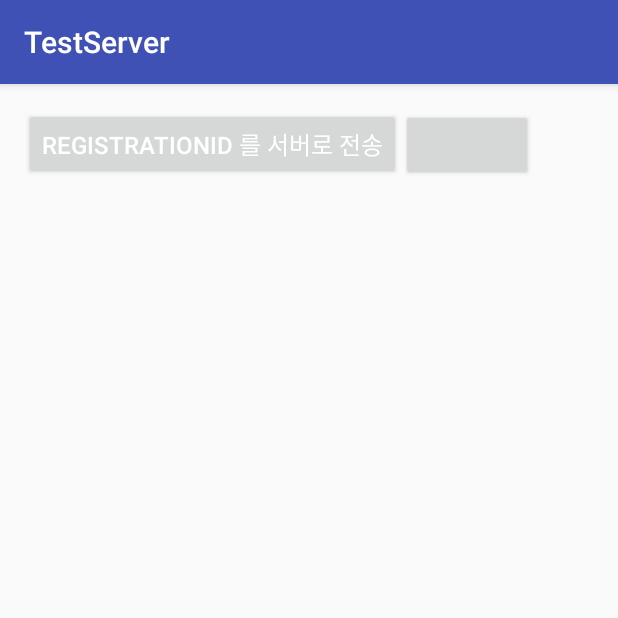
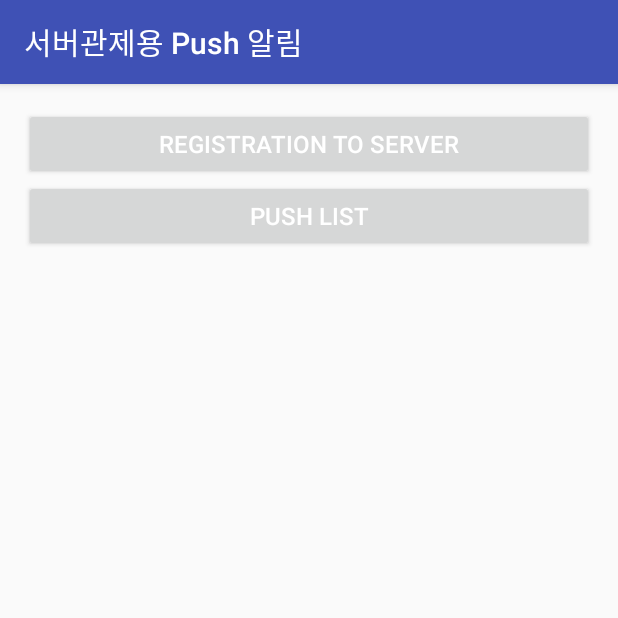
Before and after one commit to jushin17/ictdev2, an Android app: the screen it shows after launch (MainActivity), on a phone screen of 412 x 824 dp, the top half of it. Run offline under Robolectric (Android 15) with nearby library versions, the phone set to English and light mode, and no system bars; 6 statements that could not run were skipped.

```diff
--- a/app/build.gradle
+++ b/app/build.gradle
@@ -7,7 +7,7 @@ android {
 
     defaultConfig {
         applicationId "com.example.user.testserver"
-        minSdkVersion 21
+        minSdkVersion 15
         targetSdkVersion 23
         versionCode 1
         versionName "1.0"
--- a/app/src/main/java/com/example/user/testserver/GCMIntentService.java
+++ b/app/src/main/java/com/example/user/testserver/GCMIntentService.java
@@ -77,13 +77,13 @@ public class GCMIntentService extends IntentService {
                 this.getSystemService(Context.NOTIFICATION_SERVICE);
 
         PendingIntent contentIntent = PendingIntent.getActivity(this, 0,
-                new Intent(this, GcmPopupActivity.class), 0);
+                new Intent(this, PushListActivity.class), 0);
 
         NotificationCompat.Builder mBuilder =
                 null;
         try {
             mBuilder = (NotificationCompat.Builder) new NotificationCompat.Builder(this)
-                    .setVisibility(NotificationCompat.VISIBILITY_PUBLIC)
+                    //.setVisibility(NotificationCompat.VISIBILITY_PUBLIC)
                     .setSmallIcon(R.mipmap.shinhanlogo)
                     .setContentTitle(URLDecoder.decode(extras.getString(TITLE_EXTRA_KEY), "UTF-8"))
                     .setStyle(new NotificationCompat.BigTextStyle()
--- a/app/src/main/java/com/example/user/testserver/ListViewAdapter.java
+++ b/app/src/main/java/com/example/user/testserver/ListViewAdapter.java
@@ -79,4 +79,10 @@ public class ListViewAdapter extends BaseAdapter {
 
         listViewItemList.add(item);
     }
+
+    public void clearItem() {
+        this.listViewItemList.clear();
+        this.notifyDataSetChanged();
+    }
+
 }
--- a/app/src/main/res/layout/activity_main.xml
+++ b/app/src/main/res/layout/activity_main.xml
@@ -7,12 +7,13 @@
     android:paddingLeft="@dimen/activity_horizontal_margin"
     android:paddingRight="@dimen/activity_horizontal_margin"
     android:paddingTop="@dimen/activity_vertical_margin"
+    android:orientation="vertical"
     tools:context="com.example.user.testserver.MainActivity">
 
     <Button
-        android:layout_width="wrap_content"
+        android:layout_width="match_parent"
         android:layout_height="wrap_content"
-        android:text="RegistrationId 를 서버로 전송"
+        android:text="Registration to Server"
         android:id="@+id/button"
         android:layout_alignParentTop="true"
         android:layout_alignParentLeft="true"
@@ -20,10 +21,11 @@
 
     <Button
         android:id="@+id/pushlistbtn"
-        android:layout_width="wrap_content"
+        android:layout_width="match_parent"
         android:layout_height="wrap_content"
         android:layout_alignParentTop="true"
         android:layout_alignParentLeft="true"
-        android:layout_alignParentStart="true" />
+        android:layout_alignParentStart="true"
+        android:text="Push List"/>
 
 </LinearLayout>
--- a/app/src/main/res/values/strings.xml
+++ b/app/src/main/res/values/strings.xml
@@ -1,5 +1,5 @@
 <resources>
-    <string name="app_name">TestServer</string>
+    <string name="app_name">서버관제용 Push 알림 </string>
     <string name="registering_message_ready">InstanceID 토큰 가져오기</string>
     <string name="registering_message_generating">InstanceID 토큰 생성중...</string>
     <string name="registering_message_complete">완료!</string>
```
Also changed, not shown: app/src/main/java/com/example/user/testserver/PushListActivity.java (+21 -17 lines).
